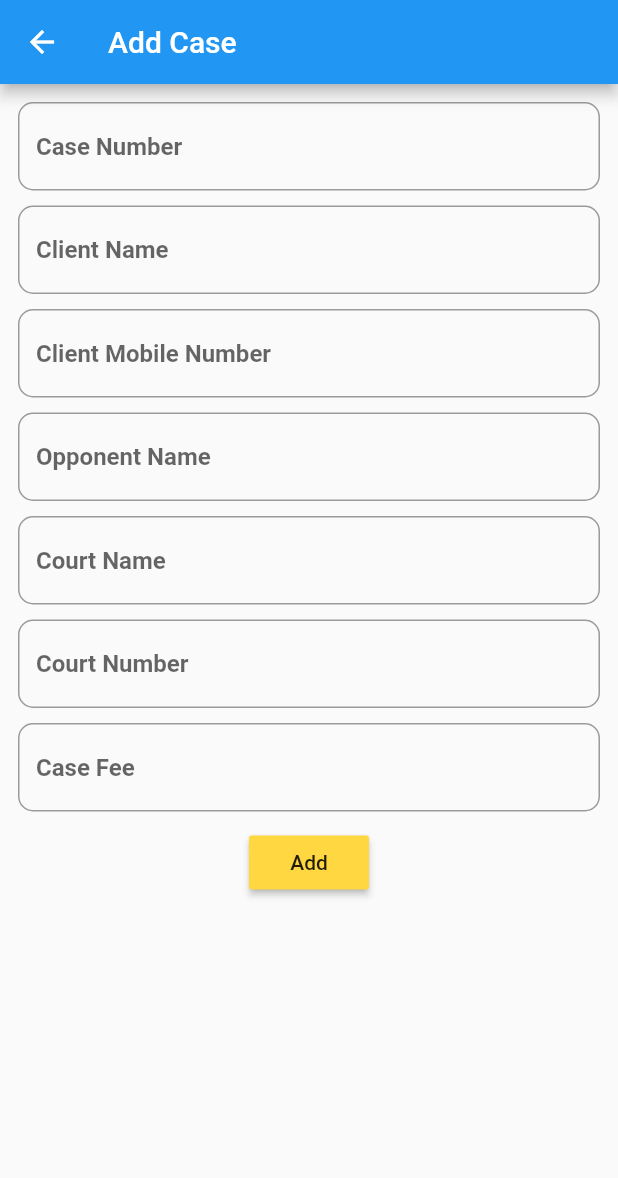
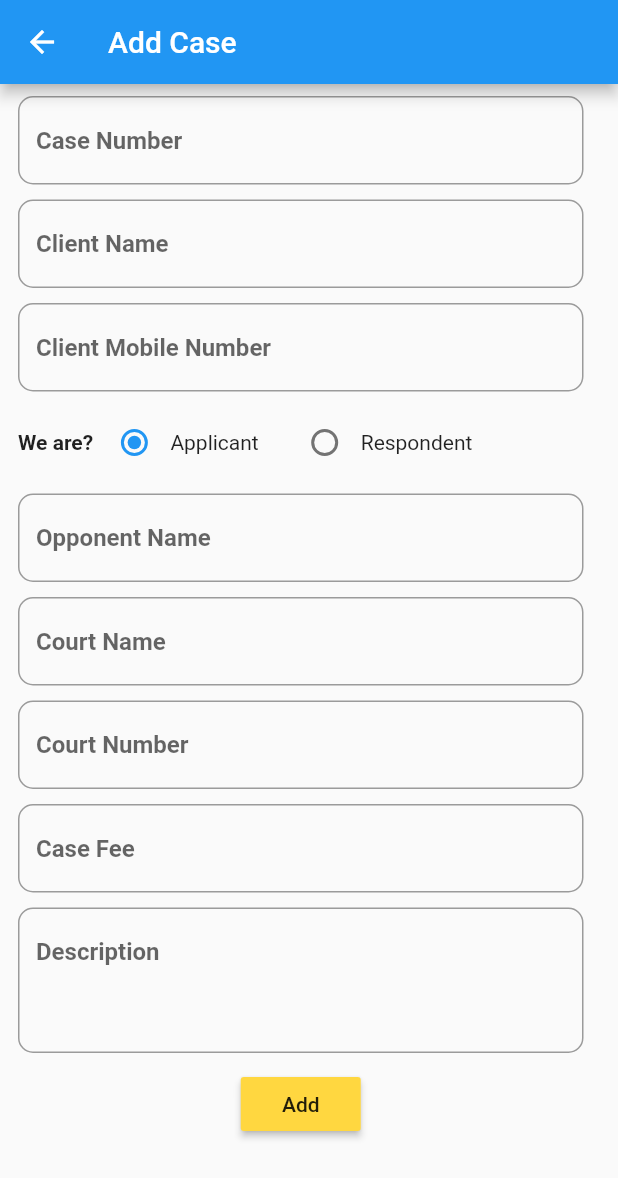
Before and after one commit to chiragpandey15/Advocate-Diary, a Flutter app: the AddCase screen opened by its route, on a phone screen of 412 x 824 dp. Shown: the top 1178 px of the screen. Run offline on Flutter 3.47's test engine with Material 2 defaults, Android fonts, the phone set to English and light mode, and no system bars; our stand-ins replace firebase_auth, google_sign_in, shared_preferences, sqflite, toast; accounts and stored records are empty.

Commit message:
First Phase 25%

```diff
--- a/advocate/lib/Case/case.dart
+++ b/advocate/lib/Case/case.dart
@@ -1,6 +1,7 @@
 class Details{
   int id;
   String date;
+  String previousDate;
   String stage;
   String extraNote;
   String paymentDemand;
@@ -10,6 +11,7 @@ class Details{
   Details(
     this.id,
     this.date,
+    this.previousDate,
     this.stage,
     this.extraNote,
     this.paymentDemand,
@@ -53,6 +55,7 @@ class Case{
   String registeredDate;
   bool messagePermission;
   String firstDate;
+  String description;
   List<Details>details;
 
 
@@ -68,7 +71,8 @@ class Case{
       this.caseFee,
       this.registeredDate,
       this.messagePermission,
-      this.firstDate
+      this.firstDate,
+      this.description
     );
 
     Case.fromJson(Map<String,dynamic>json)
@@ -129,6 +133,8 @@ class Case{
       return this.firstDate;
     }
 
+
+
     List<Details>getDetails(){
       return this.details;
     }
--- a/advocate/lib/Storage/database.dart
+++ b/advocate/lib/Storage/database.dart
@@ -22,6 +22,8 @@ class DbHelper{
   static const registeredDate='registeredDate';
   static const messagePermission='messsagePermission';
   static const firstDate='firstDate';
+  static const description="description";
+
 
   //*********************************************************** */
 
@@ -32,7 +34,7 @@ class DbHelper{
   static const stage='stage';
   static const extraNote='extraNote';
   static const paymentDemand='paymentDemand';
-  static const nextDate='nextDate';
+  static const previousDate='previousDate';
 
   Future<void>createTable(Database db) async{
     String sql='''CREATE TABLE $CaseTable
@@ -48,7 +50,8 @@ class DbHelper{
       $caseFee INTEGER DEFAULT 0,
       $registeredDate TEXT,
       $messagePermission INTEGER,
-      $firstDate TEXT
+      $firstDate TEXT,
+      $description TEXT
     )''';
 
     try{
@@ -68,7 +71,7 @@ class DbHelper{
       $stage TEXT,
       $extraNote TEXT,
       $paymentDemand TEXT,
-      $nextDate TEXT,
+      $previousDate TEXT,
       FOREIGN KEY($caseID) REFERENCES $CaseTable($caseId)
     )''';
 
@@ -148,10 +151,28 @@ class DbHelper{
           new Case(
             id,i['$caseNumber'],i['$clientName'],i['$clientMobile'],i['$opponent'],
             i['$weAre'],i['$courtName'],i['$courtNumber'],i['$caseFee'],i['$registeredDate'],
-            i['$messagePermission']=='1'?true:false,i['$firstDate']
+            i['$messagePermission']=='1'?true:false,i['$firstDate'],i['$description']
           )
         );
       }
+    }
+    return cases;
+  }
+
+  Future<List<Case>>getAllCase() async{
+    await initDatabse();
+    final  sql='''SELECT * from $CaseTable ORDER BY $caseId''';
+    final result=await db.rawQuery(sql);
+    List<Case>cases=List();
+    for(final i in result)
+    {
+      cases.add(
+        new Case(
+          i['$caseId'],i['$caseNumber'],i['$clientName'],i['$clientMobile'],i['$opponent'],
+          i['$weAre'],i['$courtName'],i['$courtNumber'],i['$caseFee'],i['$registeredDate'],
+          i['$messagePermission']=='1'?true:false,i['$firstDate'],i['$description']
+        )
+      );
     }
     return cases;
   }
@@ -167,7 +188,7 @@ class DbHelper{
     {
       details.add(
         Details(
-          detail['$detailsId'],detail['$date'],detail['$stage'],detail['$extraNote'],
+          detail['$detailsId'],detail['$date'],detail['$previousDate'],detail['$stage'],detail['$extraNote'],
           detail['$paymentDemand']
         )
       );
@@ -190,7 +211,8 @@ class DbHelper{
       ${DbHelper.caseFee},
       ${DbHelper.registeredDate},
       ${DbHelper.messagePermission},
-      ${DbHelper.firstDate}
+      ${DbHelper.firstDate},
+      ${DbHelper.description}
     )
     VALUES
     (
@@ -204,7 +226,8 @@ class DbHelper{
       "${newCase.caseFee}",
       "${newCase.registeredDate}",
       "${newCase.messagePermission}",
-      "${newCase.firstDate}"
+      "${newCase.firstDate}",
+      "${newCase.description}"
     )''';
 
     final result=await db.rawQuery(sql);
@@ -220,7 +243,8 @@ class DbHelper{
       ${DbHelper.date},
       ${DbHelper.stage},
       ${DbHelper.extraNote},
-      ${DbHelper.paymentDemand}
+      ${DbHelper.paymentDemand},
+      ${DbHelper.previousDate}
     )
     VALUES
     (
@@ -228,7 +252,8 @@ class DbHelper{
       "${detail.date}",
       "${detail.stage}",
       "${detail.extraNote}",
-      "${detail.paymentDemand}"
+      "${detail.paymentDemand}",
+      "${detail.previousDate}"
     )''';
 
     final result=await db.rawQuery(sql);
@@ -266,6 +291,7 @@ class DbHelper{
     ,${DbHelper.registeredDate}="${updatedCase.registeredDate}"
     ,${DbHelper.messagePermission}="${updatedCase.messagePermission}"
     ,${DbHelper.firstDate}="${updatedCase.firstDate}"
+    ,${DbHelper.description}="${updatedCase.description}"
      WHERE ${DbHelper.caseId}=$id
     ''';
     final result=await db.rawQuery(sql);
@@ -275,6 +301,7 @@ class DbHelper{
     await initDatabse();
     final sql='''UPDATE ${DbHelper.DetailsTable} SET
     ${DbHelper.date}="${detail.date}"
+    ,${DbHelper.previousDate}="${detail.previousDate}"
     ,${DbHelper.stage}="${detail.stage}"
     ,${DbHelper.extraNote}="${detail.extraNote}"
     ,${DbHelper.paymentDemand}="${detail.paymentDemand}"
--- a/advocate/lib/addCase.dart
+++ b/advocate/lib/addCase.dart
@@ -9,9 +9,10 @@ class AddCase extends StatefulWidget {
 
 class _AddCaseState extends State<AddCase> {
 
+  List<String>option=["Applicant","Respondent"];
   bool wait=false;
-  int caseNumber,courtNumber,caseFee,weAre=2;
-  String clientName="",clientMobile="",opponent="",courtName="",firstDate="";
+  int caseNumber,courtNumber,caseFee,weAre=0;
+  String clientName="",clientMobile="",opponent="",courtName="",firstDate="",description="";
 
   //For Test
   String registeredDate;
@@ -26,8 +27,8 @@ class _AddCaseState extends State<AddCase> {
 
       DbHelper dB=DbHelper();
       dB.addCase(
-        Case(0,caseNumber,clientName,clientMobile,opponent,weAre.toString(),courtName,courtNumber,
-        caseFee,registeredDate,wait,firstDate)
+        Case(0,caseNumber,clientName,clientMobile,opponent,option[weAre],courtName,courtNumber,
+        caseFee,registeredDate,true,firstDate,description)
       );
 
     }catch(e){
@@ -47,7 +48,7 @@ class _AddCaseState extends State<AddCase> {
       ),
       body:wait==true?Center(child: CircularProgressIndicator(),):
       Padding(
-        padding: const EdgeInsets.all(12.0),
+        padding: const EdgeInsets.fromLTRB(12, 8, 23, 0),
         child: ListView(
           children: <Widget>[
                     TextFormField(
@@ -96,6 +97,46 @@ class _AddCaseState extends State<AddCase> {
                     onChanged: (s){
                         clientMobile=s;
                     },
+                ),
+                SizedBox(height:10),
+                Row(
+                  children: <Widget>[
+                    Text(
+                      "We are? ",
+                      style: TextStyle(
+                        fontWeight: FontWeight.w600
+                      ),
+                    ),
+                    Row(
+                      children: <Widget>[
+                        Radio(
+                          value: 0,
+                          groupValue: weAre,
+                          onChanged: (s){
+                            setState(() {
+                              weAre=s;
+                            });
+                          }
+                        ),
+                        Text(option[0]),
+                      ],
+                    ),
+                    SizedBox(width:20),
+                    Row(
+                      children: <Widget>[
+                        Radio(
+                          value: 1,
+                          groupValue: weAre,
+                          onChanged: (s){
+                            setState(() {
+                              weAre=s;
+                            });
+                          }
+                        ),
+                        Text(option[1]),
+                      ],
+                    ),
+                  ],
                 ),
                 SizedBox(height:10),
                 TextFormField(
@@ -163,6 +204,22 @@ class _AddCaseState extends State<AddCase> {
                     },
                 ),
                 SizedBox(height:10),
+                TextFormField(
+                    decoration: InputDecoration(
+                      hintText: "Description",
+                      hintStyle: TextStyle(
+                        fontWeight: FontWeight.bold,
+                      ),
+                      border: OutlineInputBorder(
+                        borderRadius: BorderRadius.circular(10),
+                      ),
+                    ),
+                    maxLines: 3,
+                    onChanged: (s){
+                        description=s;
+                    },
+                ),
+                SizedBox(height:10),
                 Row(
                   mainAxisAlignment: MainAxisAlignment.center,
                   children: [
```
Also changed, not shown: advocate/lib/main.dart (+6 -2 lines), advocate/lib/perticaularCase.dart (+54 -3 lines), advocate/lib/searchByClient.dart (added, +100 -0 lines).
